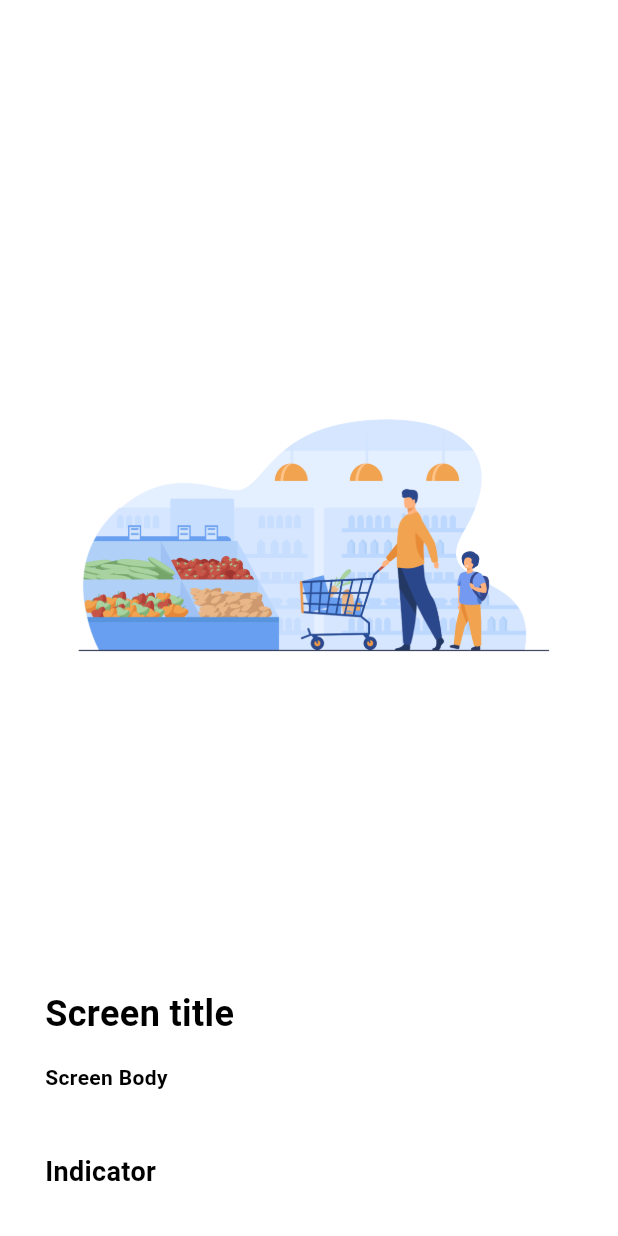
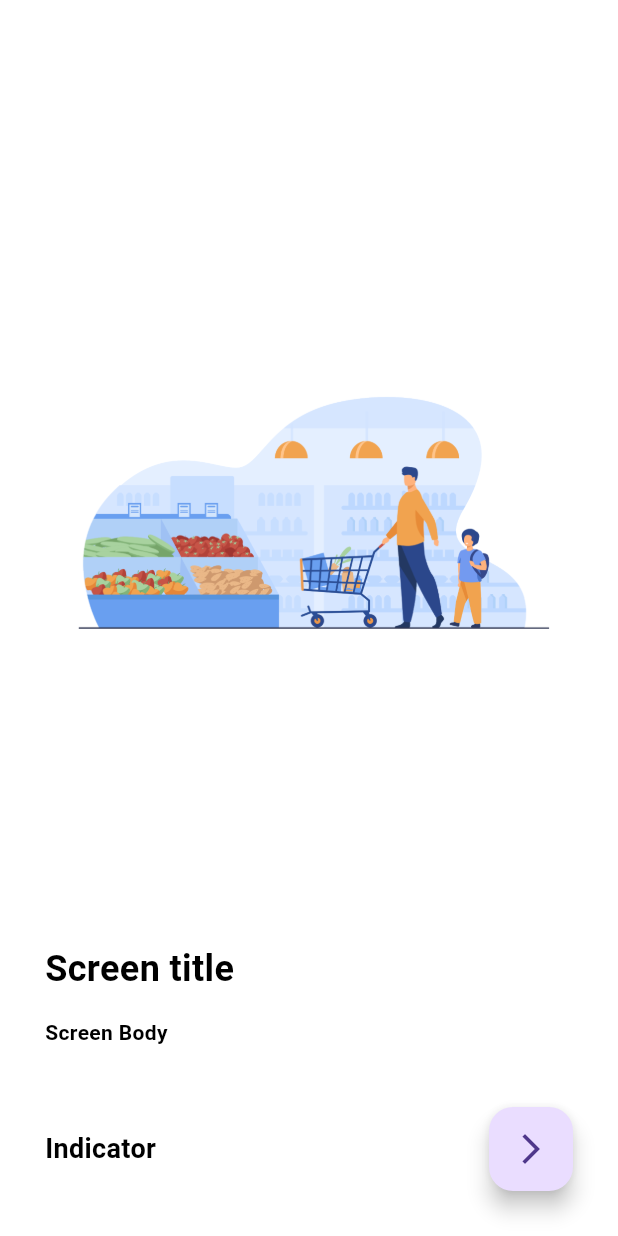
Before and after one commit to Noor-378/shop_app, a Flutter app: the screen it shows after launch, on a phone screen of 412 x 824 dp. Run offline on Flutter 3.47's test engine with Material 3 defaults, Android fonts, the phone set to English and light mode, and no system bars; Roboto replaces fonts that are missing (Popping).

Commit message:
make the floating action button without the onPressed

```diff
--- a/lib/screens/on_boarding/on_boarding_screen.dart
+++ b/lib/screens/on_boarding/on_boarding_screen.dart
@@ -18,11 +18,20 @@ class OnBoardingScreen extends StatelessWidget {
                 itemBuilder: (context, index) => BuildBoardingItem(),
               ),
             ),
-            SizedBox(height: 40),
+            SizedBox(
+              height: 40,
+            ),
             Row(
+              mainAxisAlignment: MainAxisAlignment.spaceBetween,
               children: [
                 Text(
                   "Indicator",
+                ),
+                FloatingActionButton(
+                  onPressed: () {},
+                  child: Icon(
+                    Icons.arrow_forward_ios,
+                  ),
                 ),
               ],
             ),
```
